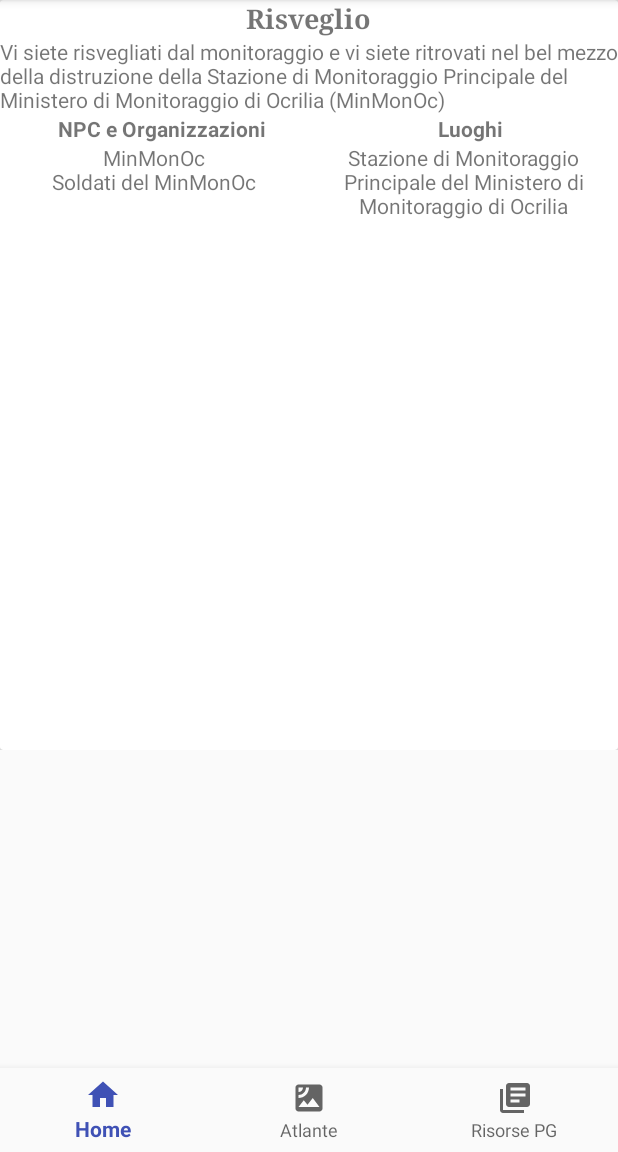
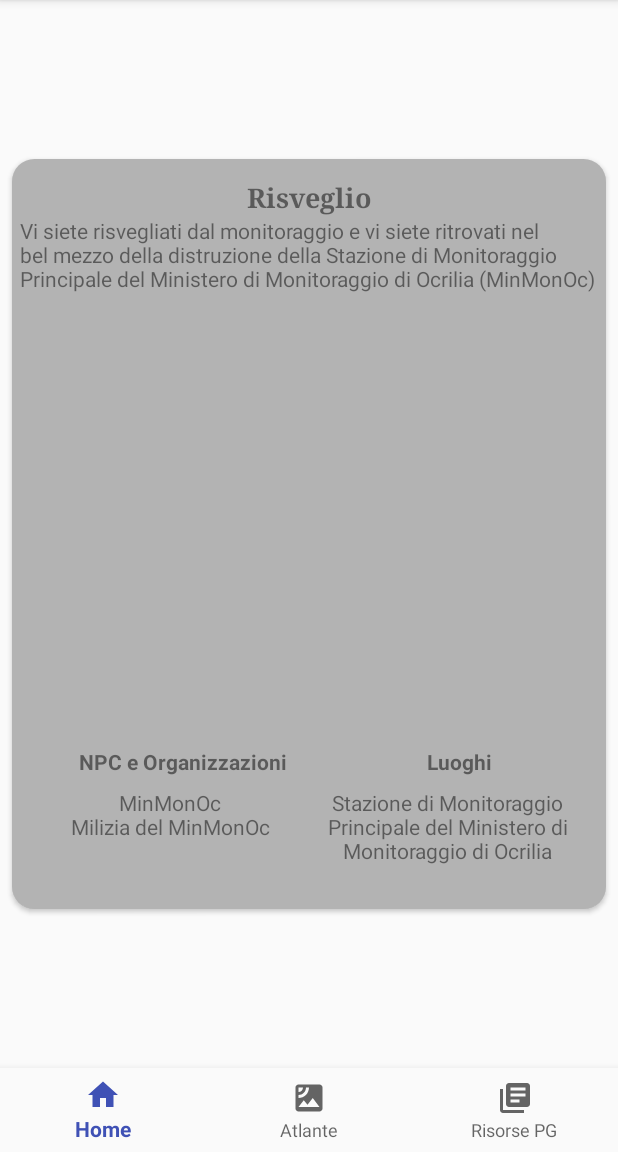
Before and after one commit to FedeX15/quria-app, an Android app: the screen it shows after launch (HomeActivity), on a phone screen of 412 x 824 dp, the part 84-1236 px from its top. Run offline under Robolectric (Android 15) with nearby library versions, the phone set to English and light mode, and no system bars; libraries missing offline, so code that uses them is left out: com.davemorrissey.labs, com.google.api.client.

Commit message:
Sistemazioni layout

```diff
--- a/app/src/main/assets/document.json
+++ b/app/src/main/assets/document.json
@@ -2,7 +2,7 @@
   "Risveglio",
   "Vi siete risvegliati dal monitoraggio e vi siete ritrovati nel bel mezzo della distruzione della Stazione di Monitoraggio Principale del Ministero di Monitoraggio di Ocrilia (MinMonOc)",
   ["Stazione di Monitoraggio Principale del Ministero di Monitoraggio di Ocrilia"],
-  ["MinMonOc", "Soldati del MinMonOc"]
+  ["MinMonOc", "Milizia del MinMonOc"]
 ],
 "2" :[
   "Atterraggio",
--- a/app/src/main/java/com/fexed/quriacompanion/HomeActivity.java
+++ b/app/src/main/java/com/fexed/quriacompanion/HomeActivity.java
@@ -69,7 +69,6 @@ public class HomeActivity extends AppCompatActivity {
                     Button geograbtn = (Button) findViewById(R.id.geogrbtn);
                     Button politibtn = (Button) findViewById(R.id.politicbtn);
                     final TextView coordtxt = (TextView) findViewById(R.id.coord);
-                    float x, y;
 
                     atlasView.setImage(ImageSource.resource(R.drawable.quria_fisica));
                     fisicobtn.setOnClickListener(new View.OnClickListener() {
@@ -168,9 +167,6 @@ public class HomeActivity extends AppCompatActivity {
                 }
             };
             helper.attachToRecyclerView(recview);
-
-
-
         }
     }
 
--- a/app/src/main/res/layout/atlante.xml
+++ b/app/src/main/res/layout/atlante.xml
@@ -14,8 +14,15 @@
         android:layout_height="wrap_content"
         android:layout_gravity="top|right" />
 
+    <ScrollView
+        android:layout_width="match_parent"
+        android:layout_height="wrap_content"
+        android:layout_gravity="bottom"
+        android:layout_weight="1"
+        android:scrollbarAlwaysDrawHorizontalTrack="false">
+
         <LinearLayout
-        android:layout_width="match_parent"
+            android:layout_width="wrap_content"
             android:layout_height="wrap_content"
             android:layout_gravity="bottom"
             android:background="@color/semitrasp"
@@ -24,32 +31,34 @@
             <Button
                 android:id="@+id/politicbtn"
                 style="@style/Widget.AppCompat.Button.Colored"
-            android:layout_width="wrap_content"
+                android:layout_width="200dp"
                 android:layout_height="wrap_content"
                 android:layout_weight="1"
                 android:fontFamily="serif-monospace"
-            android:text="Politico"
+                android:text="Quria Politica"
                 android:textSize="18sp" />
 
             <Button
                 android:id="@+id/geogrbtn"
                 style="@style/Widget.AppCompat.Button.Colored"
-            android:layout_width="wrap_content"
+                android:layout_width="200dp"
                 android:layout_height="wrap_content"
                 android:layout_weight="1"
                 android:fontFamily="serif-monospace"
-            android:text="Geografico"
+                android:text="Quria Geografica"
                 android:textSize="18sp" />
 
             <Button
                 android:id="@+id/fisicotbtn"
                 style="@style/Widget.AppCompat.Button.Colored"
-            android:layout_width="wrap_content"
+                android:layout_width="200dp"
                 android:layout_height="wrap_content"
                 android:layout_weight="1"
                 android:fontFamily="serif-monospace"
-            android:text="Fisico"
+                android:text="Quria Fisica"
                 android:textSize="18sp" />
+
         </LinearLayout>
+    </ScrollView>
 
 </FrameLayout>
--- a/app/src/main/res/layout/card.xml
+++ b/app/src/main/res/layout/card.xml
@@ -1,37 +1,60 @@
 <?xml version="1.0" encoding="utf-8"?>
 <android.support.v7.widget.CardView xmlns:android="http://schemas.android.com/apk/res/android"
+    xmlns:app="http://schemas.android.com/apk/res-auto"
+    xmlns:tools="http://schemas.android.com/tools"
     layout_height="wrap_content"
     android:layout_width="match_parent"
     android:layout_height="500dp"
     android:layout_gravity="center"
-    android:background="@color/semitrasp">
+    android:layout_margin="8dp"
+    android:foreground="@color/semitrasp2"
+    app:cardCornerRadius="15dp">
 
-    <LinearLayout
+    <android.support.constraint.ConstraintLayout
         android:layout_width="match_parent"
         android:layout_height="match_parent"
-        android:orientation="vertical">
+        android:layout_margin="5dp">
 
         <TextView
             android:id="@+id/titolocard"
             android:layout_width="wrap_content"
             android:layout_height="wrap_content"
             android:layout_gravity="center_horizontal"
+            android:layout_marginEnd="8dp"
+            android:layout_marginStart="8dp"
+            android:layout_marginTop="8dp"
             android:fontFamily="serif"
             android:text="TextView"
             android:textAlignment="center"
             android:textSize="18sp"
-            android:textStyle="bold" />
+            android:textStyle="bold"
+            app:layout_constraintEnd_toEndOf="parent"
+            app:layout_constraintStart_toStartOf="parent"
+            app:layout_constraintTop_toTopOf="parent" />
 
         <TextView
             android:id="@+id/desccard"
             android:layout_width="wrap_content"
             android:layout_height="wrap_content"
             android:layout_gravity="center_horizontal"
-            android:text="TextView" />
+            android:layout_marginEnd="8dp"
+            android:layout_marginStart="8dp"
+            android:text="TextView"
+            app:layout_constraintEnd_toEndOf="parent"
+            app:layout_constraintStart_toStartOf="parent"
+            app:layout_constraintTop_toBottomOf="@+id/titolocard" />
+
         <LinearLayout
+            android:id="@+id/linearLayout2"
             android:layout_width="match_parent"
             android:layout_height="wrap_content"
-        android:orientation="horizontal">
+            android:layout_marginBottom="8dp"
+            android:layout_marginEnd="8dp"
+            android:layout_marginStart="8dp"
+            android:orientation="horizontal"
+            app:layout_constraintBottom_toTopOf="@+id/linearLayout"
+            app:layout_constraintEnd_toEndOf="parent"
+            app:layout_constraintStart_toStartOf="parent">
 
             <TextView
                 android:layout_width="wrap_content"
@@ -53,9 +76,16 @@
         </LinearLayout>
 
         <LinearLayout
+            android:id="@+id/linearLayout"
             android:layout_width="match_parent"
             android:layout_height="wrap_content"
-            android:orientation="horizontal">
+            android:layout_marginBottom="8dp"
+            android:layout_marginEnd="8dp"
+            android:layout_marginStart="8dp"
+            android:orientation="horizontal"
+            app:layout_constraintBottom_toBottomOf="parent"
+            app:layout_constraintEnd_toEndOf="parent"
+            app:layout_constraintStart_toStartOf="parent">
 
             <TextView
                 android:id="@+id/npcard"
@@ -75,6 +105,6 @@
                 android:text="TextView"
                 android:textAlignment="center" />
         </LinearLayout>
-    </LinearLayout>
+    </android.support.constraint.ConstraintLayout>
 
 </android.support.v7.widget.CardView>
--- a/app/src/main/res/layout/home.xml
+++ b/app/src/main/res/layout/home.xml
@@ -10,12 +10,17 @@
         <LinearLayout
             android:layout_width="match_parent"
             android:layout_height="wrap_content"
-            android:orientation="vertical" >
+            android:layout_gravity="center_vertical"
+            android:foregroundGravity="center_vertical"
+            android:gravity="center_vertical"
+            android:orientation="vertical">
 
             <android.support.v7.widget.RecyclerView
                 android:id="@+id/cards"
                 android:layout_width="match_parent"
-                android:layout_height="match_parent" />
+                android:layout_height="wrap_content"
+                android:layout_gravity="center_vertical"
+                android:foregroundGravity="center_vertical" />
 
         </LinearLayout>
     </ScrollView>
--- a/app/src/main/res/values/colors.xml
+++ b/app/src/main/res/values/colors.xml
@@ -4,4 +4,5 @@
     <color name="colorPrimaryDark">#303F9F</color>
     <color name="colorAccent">#FF4081</color>
     <color name="semitrasp">#64bfbfbf</color>
+    <color name="semitrasp2">#5a292929</color>
 </resources>
```
Lines whose indentation alone changed are shown as unchanged.
